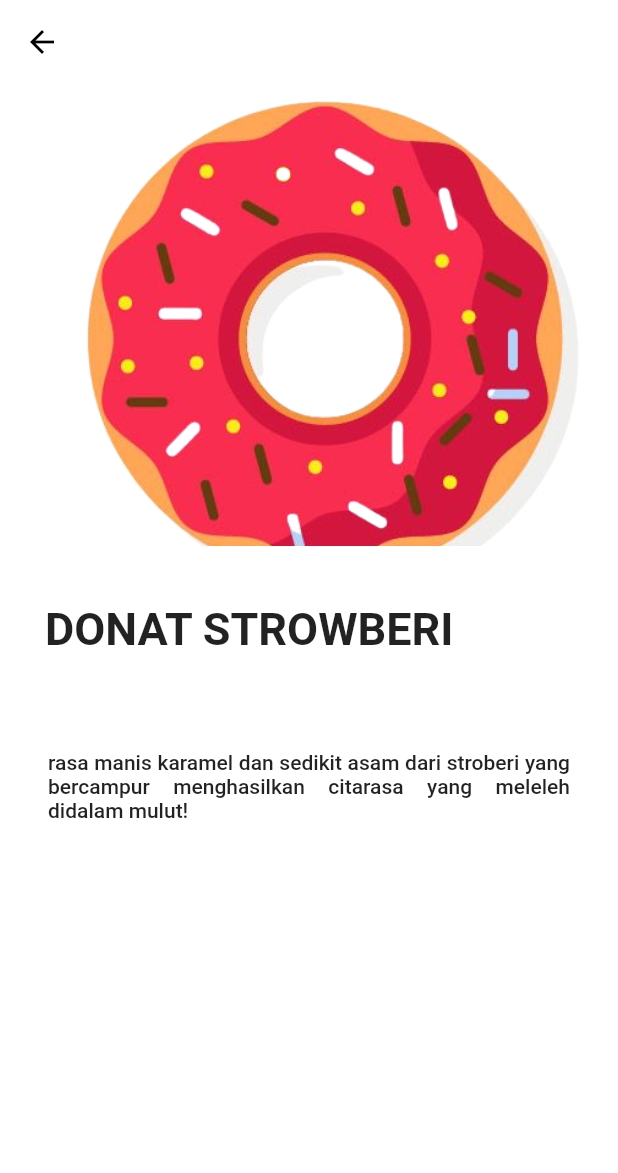
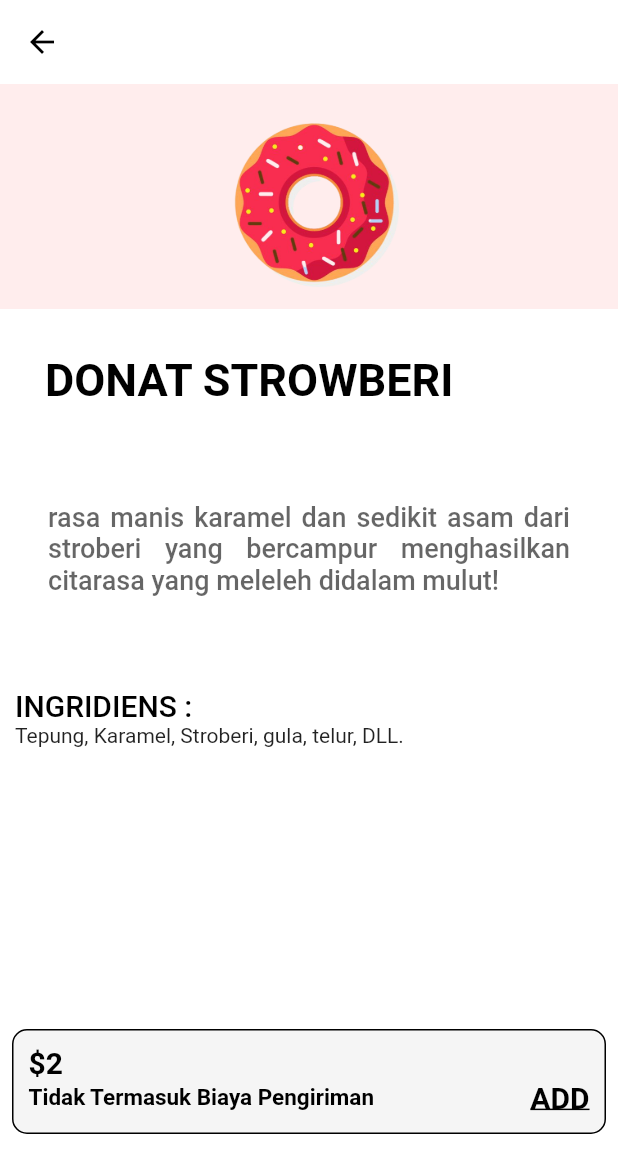
Before and after one commit to Ffaisalll/Tugas1_Mobile2, a Flutter app: the detaildonat screen opened by its route, on a phone screen of 412 x 824 dp. Shown: the top 1173 px of the screen. Run offline on Flutter 3.47's test engine with Material 2 defaults, Android fonts, the phone set to English and light mode, and no system bars.

Commit message:
commit kedua

```diff
--- a/lib/List_button.dart
+++ b/lib/List_button.dart
@@ -13,18 +13,18 @@ class kategori extends StatelessWidget {
       children: [
         Container(
           height: 60,
-          padding: EdgeInsets.all(10),
+          padding: const EdgeInsets.all(10),
           decoration: BoxDecoration(
               color: Colors.grey.withOpacity(0.1),
               borderRadius: BorderRadius.circular(10)),
           child: Image.asset(iconimage),
         ),
-        SizedBox(
+        const SizedBox(
           height: 10,
         ),
         Text(
           buttonText,
-          style: TextStyle(
+          style: const TextStyle(
               fontSize: 13, fontWeight: FontWeight.bold, color: Colors.black),
         ),
       ],
--- a/lib/body.dart
+++ b/lib/body.dart
@@ -1,5 +1,4 @@
 import 'package:flutter/material.dart';
-import 'package:tugas1/donatdetail.dart';
 
 class itemwidget extends StatelessWidget {
   const itemwidget({super.key});
--- a/lib/donatdetail.dart
+++ b/lib/donatdetail.dart
@@ -1,5 +1,4 @@
 import 'package:flutter/material.dart';
-import 'package:google_fonts/google_fonts.dart';
 import 'package:tugas1/homepage.dart';
 
 class detaildonat extends StatelessWidget {
@@ -21,7 +20,8 @@ class detaildonat extends StatelessWidget {
                     'DONAT STROWBERI',
                     style: TextStyle(
                       fontWeight: FontWeight.bold,
-                      fontSize: 30
+                      fontSize: 30,
+                      color: Colors.black
                     ),
                   ),
                 ),
@@ -33,18 +33,19 @@ class detaildonat extends StatelessWidget {
       ),
     );
 
-    Color color = Theme.of(context).primaryColor;
+
 
 
 
     Widget textSection = Container(
       padding: const EdgeInsets.all(32),
-      child: const Text(
+      child: Text(
         'rasa manis karamel dan sedikit asam dari stroberi yang bercampur menghasilkan citarasa yang meleleh didalam mulut! ',
         textAlign: TextAlign.justify,
         style: TextStyle(
-          fontSize: 14,
-          fontWeight: FontWeight.w500
+          fontSize: 18,
+          fontWeight: FontWeight.w500,
+          color: Colors.black.withOpacity(0.6)
         ),
       ),
     );
@@ -67,20 +68,90 @@ class detaildonat extends StatelessWidget {
       ),
         body: ListView(
           children: [
+            Container( width: 300,
+                  height: 150,
+                  color: Colors.redAccent.withOpacity(0.1),
+              child: Padding(
+                padding: const EdgeInsets.all(8.0),
+                child: Image.asset(
+                  'asset/donat-stoberi.png',
+                ),
+              ),
+
+            ),
+            titleSection,
+            textSection,
+            SizedBox(height: 30,),
+            // ingridiens
+             Padding(
+               padding: const EdgeInsets.only(left: 10, right: 10),
+               child: Column(crossAxisAlignment: CrossAxisAlignment.start,
+                children: [Text("INGRIDIENS :",
+            style: TextStyle(
+                  fontSize: 20,
+                  fontWeight: FontWeight.w500,
+                  color: Colors.black
+            ),),
+            Text('Tepung, Karamel, Stroberi, gula, telur, DLL.')
+               ],
+               ),
+             ),
+
+            SizedBox(height: 180,),
+
             Padding(
               padding: const EdgeInsets.all(8.0),
-              child: Image.asset(
-                'asset/donat-stoberi.png',
-                width: 300,
-                height: 300,
-                fit: BoxFit.cover,
+              child: Container(
+                height: 70,
+          padding: const EdgeInsets.all(10.0),
+          decoration: BoxDecoration(
+                color: Colors.grey.withOpacity(0.1),
+                borderRadius: BorderRadius.circular(10),
+                border: Border.all(color: Colors.black)
+                ),
+                child:
+                Column(
+                  crossAxisAlignment: CrossAxisAlignment.start,
+                  children: [Text(
+            "\$2",
+            style: const TextStyle(
+              fontSize: 20,
+              fontWeight: FontWeight.bold,
+              color: Colors.black),
+        ),
+                    Container(
+                      child: Row(mainAxisAlignment: MainAxisAlignment.spaceBetween,
+                        children: [
+                          Text(
+            "Tidak Termasuk Biaya Pengiriman",
+            style: const TextStyle(
+              fontSize: 15,
+              fontWeight: FontWeight.bold,
+              color: Colors.black),
+        ),Text(
+            "ADD",
+            style: const TextStyle(
+              fontSize: 20,
+              fontWeight: FontWeight.bold,
+              color: Colors.black,
+              decoration: TextDecoration.underline),
+        ),
+                        ],
+                      ),
+                    )
+
+                  ],
+
+
+              )
+
+
+
               ),
-            ),
-            titleSection,
-
-            textSection,
+            )
           ],
         ),
+
       );
 
   }
--- a/lib/main.dart
+++ b/lib/main.dart
@@ -18,8 +18,8 @@ class MyApp extends StatelessWidget {
         scaffoldBackgroundColor: Colors.white
       ),
       routes: {
-        "/": (context) =>Homepage(),
-        "detaildonat": (context) => detaildonat()
+        "/": (context) =>const Homepage(),
+        "detaildonat": (context) => const detaildonat()
       },
     );
   }
```
Also changed, not shown: lib/homepage.dart (+11 -13 lines), Screenshot_1666347445.png (added), Screenshot_1666356604.png (added).
